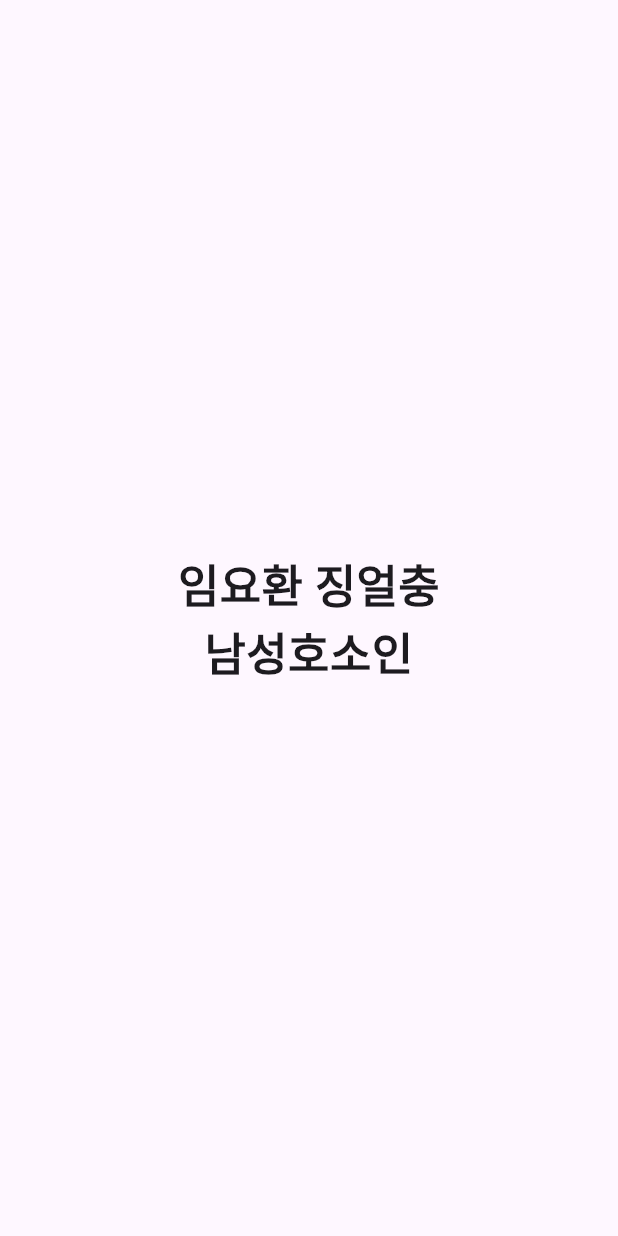
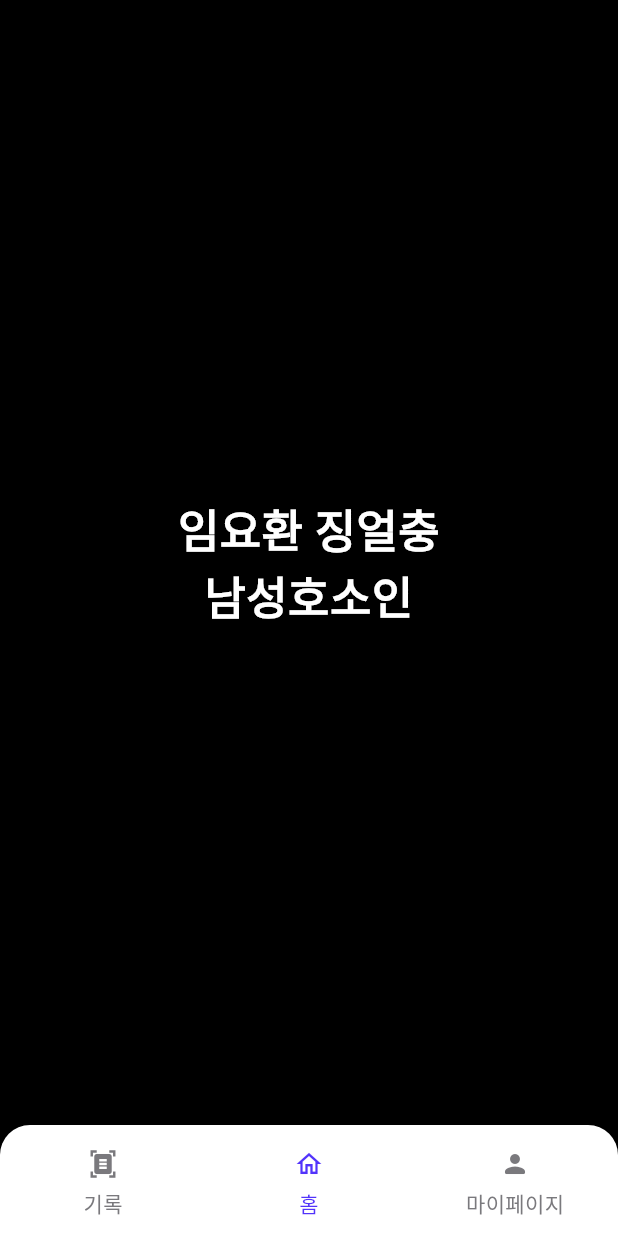
Before and after one commit to velmash/meong_g, a Flutter app: the screen it shows after launch, on a phone screen of 412 x 824 dp. Run offline on Flutter 3.47's test engine with Material 3 defaults, Android fonts, the phone set to English and light mode, and no system bars.

Commit message:
:wrench: Home Tab Bar 뷰 구현

```diff
--- a/lib/home_screen.dart
+++ /dev/null
@@ -1,18 +0,0 @@
-import 'package:flutter/material.dart';
-
-class HomeScreen extends StatelessWidget {
-  const HomeScreen({super.key});
-
-  @override
-  Widget build(BuildContext context) {
-    return Scaffold(
-      body: Center(
-        child: Text(
-          "임요환 징얼충\n남성호소인",
-          textAlign: TextAlign.center,
-          style: TextStyle(fontSize: 30, fontWeight: FontWeight.w700),
-        ),
-      ),
-    );
-  }
-}
--- a/lib/main.dart
+++ b/lib/main.dart
@@ -1,6 +1,6 @@
 import 'package:flutter/material.dart';
-import 'package:meong_g/home_screen.dart';
+import 'package:meong_g/screens/home_navigation_bar.dart';
 
 void main() {
-  runApp(MaterialApp(home: HomeScreen()));
+  runApp(MaterialApp(initialRoute: '/', routes: {'/': (context) => HomeNavigationBar()}));
 }
--- /dev/null
+++ b/lib/screens/home_navigation_bar.dart
@@ -0,0 +1,120 @@
+import 'package:flutter/material.dart';
+
+class HomeNavigationBar extends StatefulWidget {
+  const HomeNavigationBar({super.key});
+
+  @override
+  State<HomeNavigationBar> createState() => _HomeNavigationBarState();
+}
+
+class _HomeNavigationBarState extends State<HomeNavigationBar> {
+  int currentPageIndex = 1;
+
+  @override
+  Widget build(BuildContext context) {
+    final navItems = [
+      {'icon': Icons.document_scanner, 'label': '기록'},
+      {'icon': Icons.home_outlined, 'label': '홈'},
+      {'icon': Icons.person_rounded, 'label': '마이페이지'},
+    ];
+
+    return Scaffold(
+      backgroundColor: Colors.black,
+      bottomNavigationBar: ClipRRect(
+        borderRadius: const BorderRadius.only(topLeft: Radius.circular(20), topRight: Radius.circular(20)),
+        child: NavigationBar(
+          onDestinationSelected: (int index) {
+            setState(() {
+              currentPageIndex = index;
+            });
+          },
+          backgroundColor: Colors.white,
+          height: 74,
+          indicatorColor: Colors.transparent,
+          selectedIndex: currentPageIndex,
+          destinations: navItems.map((item) {
+            return NavigationDestination(
+              selectedIcon: _NavigationItem(
+                iconData: item['icon'] as IconData,
+                label: item['label'] as String,
+                isSelected: true,
+              ),
+              icon: _NavigationItem(
+                iconData: item['icon'] as IconData,
+                label: item['label'] as String,
+                isSelected: false,
+              ),
+              label: '',
+            );
+          }).toList(),
+        ),
+      ),
+      body: <Widget>[const HistoryViewWidget(), const HomeViewWidget(), const MyPageViewWidget()][currentPageIndex],
+    );
+  }
+}
+
+class _NavigationItem extends StatelessWidget {
+  const _NavigationItem({required this.iconData, required this.label, required this.isSelected});
+
+  final IconData iconData;
+  final String label;
+  final bool isSelected;
+
+  @override
+  Widget build(BuildContext context) {
+    final color = isSelected ? const Color(0xFF5233FB) : const Color(0xFF7A797D);
+    return Column(
+      mainAxisAlignment: MainAxisAlignment.start,
+      children: [
+        const SizedBox(height: 26),
+        Icon(iconData, size: 20, color: color),
+        const SizedBox(height: 6),
+        Text(label, style: TextStyle(color: color)),
+      ],
+    );
+  }
+}
+
+class HistoryViewWidget extends StatelessWidget {
+  const HistoryViewWidget({super.key});
+
+  @override
+  Widget build(BuildContext context) {
+    return Center(
+      child: Text(
+        "기록",
+        style: TextStyle(color: Colors.white, fontSize: 30, fontWeight: FontWeight.w700),
+      ),
+    );
+  }
+}
+
+class HomeViewWidget extends StatelessWidget {
+  const HomeViewWidget({super.key});
+
+  @override
+  Widget build(BuildContext context) {
+    return Center(
+      child: Text(
+        "임요환 징얼충\n남성호소인",
+        textAlign: TextAlign.center,
+        style: TextStyle(color: Colors.white, fontSize: 30, fontWeight: FontWeight.w700),
+      ),
+    );
+  }
+}
+
+class MyPageViewWidget extends StatelessWidget {
+  const MyPageViewWidget({super.key});
+
+  @override
+  Widget build(BuildContext context) {
+    return Center(
+      child: Text(
+        "마이페이지",
+        style: TextStyle(color: Colors.white, fontSize: 30, fontWeight: FontWeight.w700),
+      ),
+    );
+  }
+}
```
Also changed, not shown: 1 other file.
